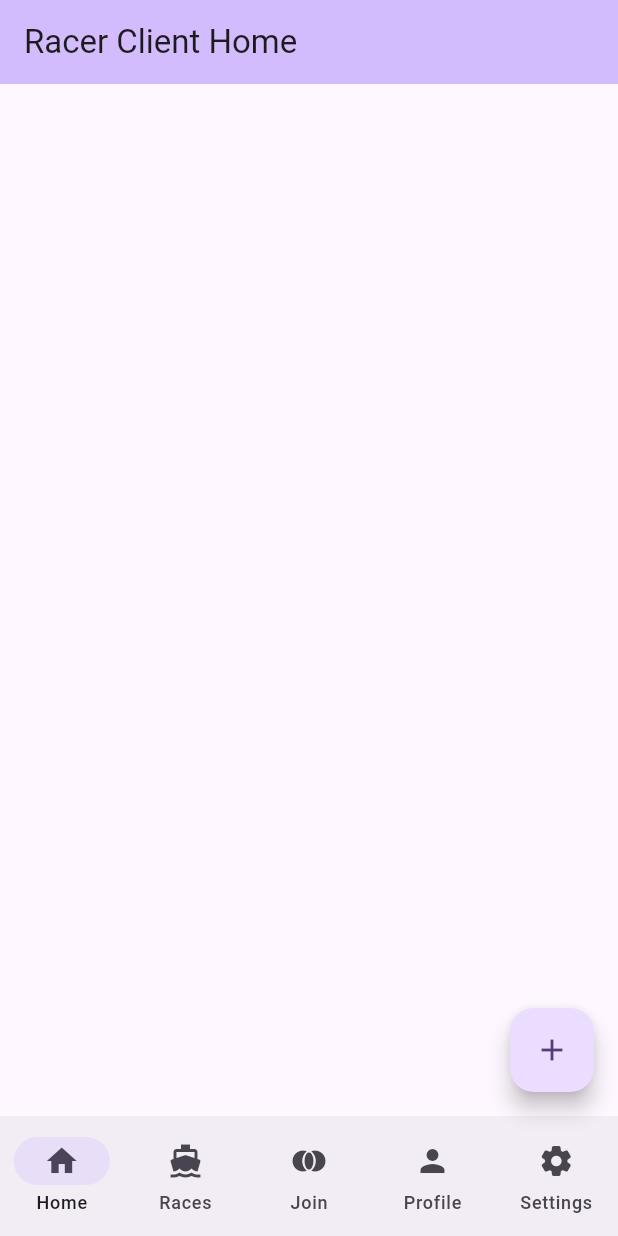
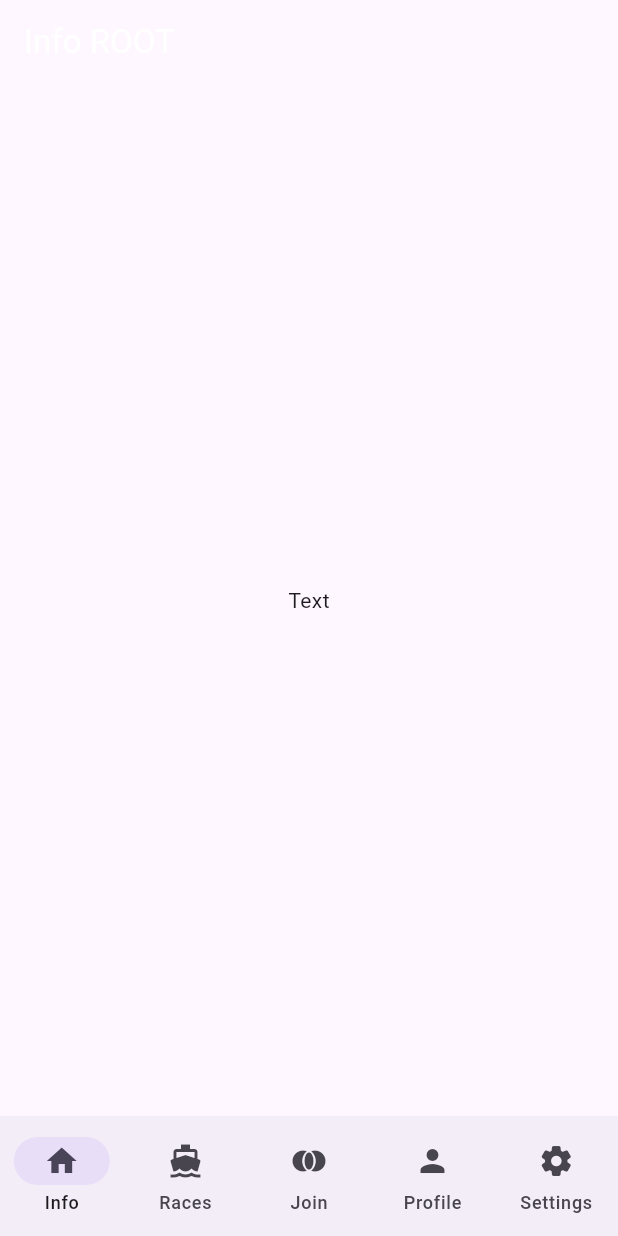
Before and after one commit to COMP-4350-Group-8/comp4350-project, a Flutter app: the screen it shows after launch, on a phone screen of 412 x 824 dp. Run offline on Flutter 3.47's test engine with Material 3 defaults, Android fonts, the phone set to English and light mode, and no system bars.

Commit message:
Commit Not Functional

```diff
--- /dev/null
+++ b/frontend/flutter_client/lib/logic/destination.dart
@@ -0,0 +1,57 @@
+import 'package:flutter/material.dart';
+import '../screens/race_info_page.dart';
+import '../screens/race_list_page.dart';
+import '../screens/root_page.dart';
+
+/// The [Destination] object contains
+/// a [index] for the current page location
+/// a [tile] for the page title
+/// a [icon] for the the page icon
+class Destination {
+  const Destination(this.index, this.title, this.icon);
+  final int index;
+  final String title;
+  final IconData icon;
+}
+
+
+class DestinationView extends StatefulWidget {
+  const DestinationView({
+    super.key,
+    required this.destination,
+    required this.navigatorKey,
+  });
+
+  final Destination destination;
+  final Key navigatorKey;
+
+  @override
+  State<DestinationView> createState() => _DestinationViewState();
+}
+
+/// [!NOTE] This class was made (almost word for word) from [https://api.flutter.dev/flutter/material/NavigationBar-class.html#material.NavigationBar.3]
+class _DestinationViewState extends State<DestinationView> {
+  @override
+  Widget build(BuildContext context) {
+    return Navigator(
+      key: widget.navigatorKey,
+      onGenerateRoute: (RouteSettings settings) {
+        return MaterialPageRoute<void>(
+          settings: settings,
+          builder: (BuildContext context) {
+            switch (settings.name) {
+              case '/':
+                return RootPage(destination: widget.destination);
+              case '/raceList':
+                return RaceListPage(destination: widget.destination);
+              case '/raceInfo':
+                return RaceInfoPage(destination: widget.destination);
+            }
+            assert(false);
+            return const SizedBox();
+          },
+        );
+      },
+    );
+  }
+}
--- a/frontend/flutter_client/lib/main.dart
+++ b/frontend/flutter_client/lib/main.dart
@@ -1,39 +1,196 @@
 import 'package:flutter/material.dart';
 
+import 'logic/destination.dart';
+//import 'screens/raceList_page.dart';
+//import 'screens/raceInfo_page.dart';
+
 void main() {
-  runApp(const MyApp());
+  runApp(const MaterialApp(home: Home()));
 }
 
-class MyApp extends StatelessWidget {
-  const MyApp({super.key});
-  // This widget is the root of your application.
+class Home extends StatefulWidget {
+  const Home({super.key});
+
+  @override
+  State<Home> createState() => _HomeState();
+}
+
+/// [!NOTE] This class was made (almost word for word) from [https://api.flutter.dev/flutter/material/NavigationBar-class.html#material.NavigationBar.3]
+/// [_HomeState] contains the data ([State]) for the root rout
+class _HomeState extends State<Home> with TickerProviderStateMixin<Home> {
+  // All the destinations accessable through the navigation bar
+  static const List<Destination> allDestinations = <Destination>[
+    Destination(0, 'Info', Icons.home),
+    Destination(1, 'Races', Icons.directions_boat),
+    Destination(2, 'Join', Icons.join_full),
+    Destination(3, 'Profile', Icons.person),
+    Destination(4, 'Settings', Icons.settings_rounded)
+  ];
+
+  // Used for handling and storing data within each of the main pages
+  late final List<GlobalKey<NavigatorState>> navigatorKeys;
+  late final List<GlobalKey> destinationKeys;
+  late final List<AnimationController> destinationFaders;
+  late final List<Widget> destinationViews;
+
+  int selectedIndex = 0; // Current main page index
+
+  // Returns a method that manages the speed of a animations, and may request the destination to be rebuilt if it was destroyed
+  AnimationController buildFaderController() {
+    return AnimationController(
+      vsync: this,
+      duration: const Duration(milliseconds: 300),
+    )..addStatusListener((AnimationStatus status) {
+        if (status.isDismissed) {
+          setState(() {}); // Rebuild unselected destinations offstage.
+        }
+      });
+  }
+
+  @override
+  void initState() {
+    super.initState();
+
+    navigatorKeys = List<GlobalKey<NavigatorState>>.generate(
+      allDestinations.length,
+      (int index) => GlobalKey(),
+    ).toList();
+
+    destinationFaders = List<AnimationController>.generate(
+      allDestinations.length,
+      (int index) => buildFaderController(),
+    ).toList();
+    destinationFaders[selectedIndex].value = 1.0;
+
+    final CurveTween tween = CurveTween(curve: Curves.fastOutSlowIn);
+    destinationViews = allDestinations.map<Widget>(
+      (Destination destination) {
+        return FadeTransition(
+          opacity: destinationFaders[destination.index].drive(tween),
+          child: DestinationView(
+            destination: destination,
+            navigatorKey: navigatorKeys[destination.index],
+          ),
+        );
+      },
+    ).toList();
+  }
+
+  @override
+  void dispose() {
+    for (final AnimationController controller in destinationFaders) {
+      controller.dispose();
+    }
+    super.dispose();
+  }
+
   @override
   Widget build(BuildContext context) {
-    return MaterialApp(
-      title: 'Racer Client',
-      theme: ThemeData(
-        // This is the theme of your application.
-        //
-        // TRY THIS: Try running your application with "flutter run". You'll see
-        // the application has a purple toolbar. Then, without quitting the app,
-        // try changing the seedColor in the colorScheme below to Colors.green
-        // and then invoke "hot reload" (save your changes or press the "hot
-        // reload" button in a Flutter-supported IDE, or press "r" if you used
-        // the command line to start the app).
-        //
-        // Notice that the counter didn't reset back to zero; the application
-        // state is not lost during the reload. To reset the state, use hot
-        // restart instead.
-        //
-        // This works for code too, not just values: Most code changes can be
-        // tested with just a hot reload.
-        colorScheme: ColorScheme.fromSeed(seedColor: Colors.deepPurple),
-        useMaterial3: true,
+    return NavigatorPopHandler(
+      onPop: () {
+        final NavigatorState navigator =
+            navigatorKeys[selectedIndex].currentState!;
+        navigator.pop();
+      },
+      child: Scaffold(
+        body: SafeArea(
+          top: false,
+          child: Stack(
+            fit: StackFit.expand,
+            children: allDestinations.map(
+              (Destination destination) {
+                final int index = destination.index;
+                final Widget view = destinationViews[index];
+                if (index == selectedIndex) {
+                  destinationFaders[index].forward();
+                  return Offstage(offstage: false, child: view);
+                } else {
+                  destinationFaders[index].reverse();
+                  if (destinationFaders[index].isAnimating) {
+                    return IgnorePointer(child: view);
+                  }
+                  return Offstage(child: view);
+                }
+              },
+            ).toList(),
+          ),
+        ),
+        bottomNavigationBar: NavigationBar(
+          selectedIndex: selectedIndex,
+          onDestinationSelected: (int index) {
+            setState(() {
+              selectedIndex = index;
+            });
+          },
+          destinations: allDestinations.map<NavigationDestination>(
+            (Destination destination) {
+              return NavigationDestination(
+                icon: Icon(destination.icon),
+                label: destination.title,
+              );
+            },
+          ).toList(),
+        ),
       ),
-      home: const HomePage(title: 'Racer Client Home'),
     );
   }
 }
+
+/*
+/*
+/// The [Destination] object contains
+/// a [index] for the current page location
+/// a [tile] for the page title
+/// a [icon] for the the page icon
+class Destination {
+  const Destination(this.index, this.title, this.icon);
+  final int index;
+  final String title;
+  final IconData icon;
+}
+
+
+class DestinationView extends StatefulWidget {
+  const DestinationView({
+    super.key,
+    required this.destination,
+    required this.navigatorKey,
+  });
+
+  final Destination destination;
+  final Key navigatorKey;
+
+  @override
+  State<DestinationView> createState() => _DestinationViewState();
+}
+
+/// [!NOTE] This class was made (almost word for word) from [https://api.flutter.dev/flutter/material/NavigationBar-class.html#material.NavigationBar.3]
+class _DestinationViewState extends State<DestinationView> {
+  @override
+  Widget build(BuildContext context) {
+    return Navigator(
+      key: widget.navigatorKey,
+      onGenerateRoute: (RouteSettings settings) {
+        return MaterialPageRoute<void>(
+          settings: settings,
+          builder: (BuildContext context) {
+            switch (settings.name) {
+              case '/':
+                return RootPage(destination: widget.destination);
+              case '/list':
+                return RacePage(destination: widget.destination);
+              case '/text':
+                return TextPage(destination: widget.destination);
+            }
+            assert(false);
+            return const SizedBox();
+          },
+        );
+      },
+    );
+  }
+}*/
+
 
 class PageRaces extends StatelessWidget {
   const PageRaces({super.key});
@@ -98,7 +255,7 @@ class _HomePageState extends State<HomePage> {
         destinations: [
           NavigationDestination(
             icon: Icon(Icons.home),
-            label: 'Home'
+            label: 'Info'
           ),
           NavigationDestination(
             icon: Icon(Icons.directions_boat),
@@ -180,3 +337,4 @@ class _HomePageState extends State<HomePage> {
     );
   }
 }
+*/
--- /dev/null
+++ b/frontend/flutter_client/lib/screens/root_page.dart
@@ -0,0 +1,39 @@
+import 'package:flutter/material.dart';
+
+import '../logic/destination.dart';
+
+
+class RootPage extends StatefulWidget {
+  const RootPage({super.key, required this.destination});
+
+  final Destination destination;
+
+  @override
+  State<RootPage> createState() => _RootPageState();
+}
+
+class _RootPageState extends State<RootPage> {
+
+  @override
+  void initState() {
+    super.initState();
+  }
+
+  @override
+  void dispose() {
+    super.dispose();
+  }
+
+  @override
+  Widget build(BuildContext context) {
+    return Scaffold(
+      appBar: AppBar(
+        title: Text('${widget.destination.title} ROOT'),
+        foregroundColor: Colors.white,
+      ),
+      body: Center(
+        child: Text('Text'),
+      ),
+    );
+  }
+}
```
Also changed, not shown: frontend/flutter_client/lib/screens/home_screen.dart (deleted, +0 -15 lines), frontend/flutter_client/lib/screens/join_page.dart (added, +39 -0 lines), frontend/flutter_client/lib/screens/profile_page.dart (added, +39 -0 lines), frontend/flutter_client/lib/screens/race_info_page.dart (added, +55 -0 lines), frontend/flutter_client/lib/screens/race_list_page.dart (added, +52 -0 lines), frontend/flutter_client/lib/screens/settings_page.dart (added, +39 -0 lines), 2 other files.
